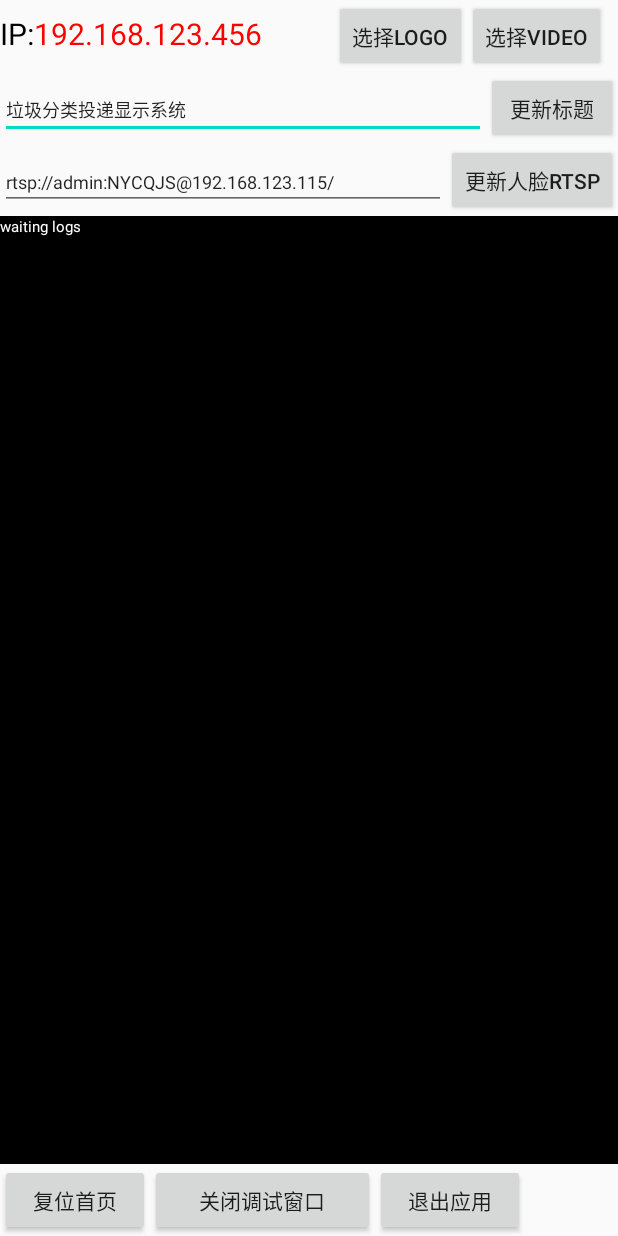
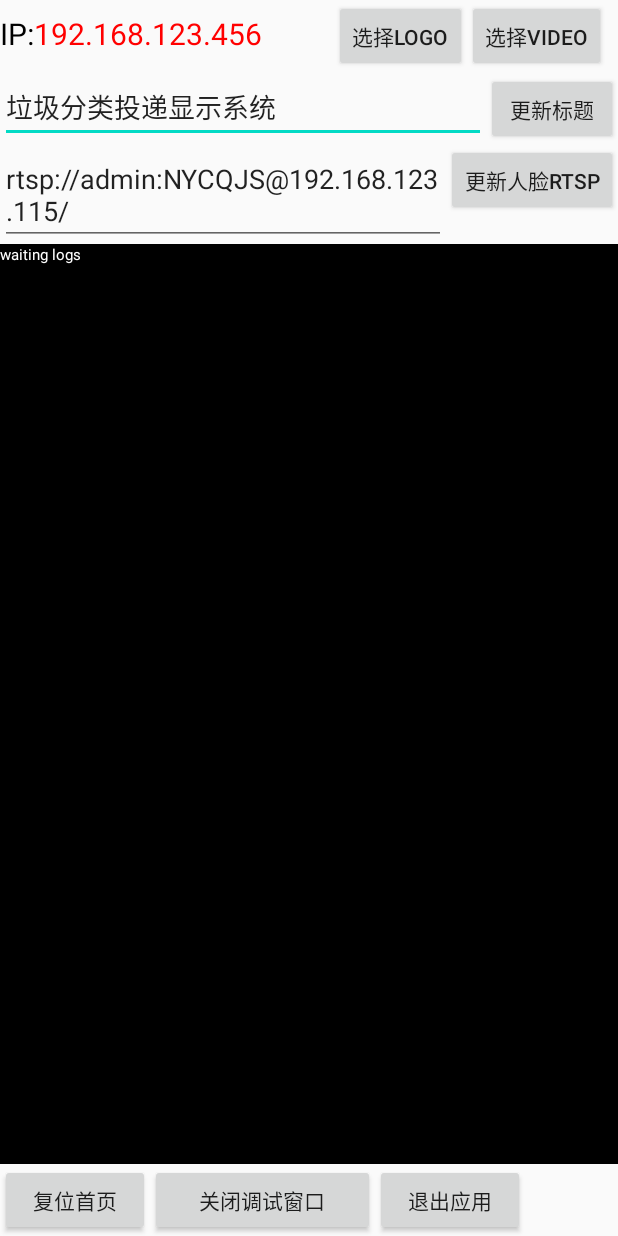
Before and after one commit to bianyunjian/ai-app, an Android app: the layout item_popup.xml on its own in the app's theme, with its tools: preview values and no code run, on a phone screen of 412 x 824 dp. Run offline under Robolectric (Android 15) with nearby library versions, the phone set to English and light mode, and no system bars.

```diff
--- a/axappdemo/app/src/main/res/layout/item_popup.xml
+++ b/axappdemo/app/src/main/res/layout/item_popup.xml
@@ -29,14 +29,12 @@
             android:id="@+id/item_popup_btn_choose_logo"
             android:layout_width="wrap_content"
             android:layout_height="wrap_content"
-
             android:text="选择logo" />
 
         <Button
             android:id="@+id/item_popup_btn_choose_video"
             android:layout_width="wrap_content"
             android:layout_height="wrap_content"
-
             android:text="选择video" />
 
     </LinearLayout>
@@ -52,7 +50,7 @@
             android:layout_height="wrap_content"
             android:layout_weight="1"
             android:text="垃圾分类投递显示系统"
-            android:textSize="12dp" />
+            android:textSize="18dp" />
 
         <Button
             android:id="@+id/item_popup_btn_change_title"
@@ -74,7 +72,7 @@
             android:layout_height="wrap_content"
             android:layout_weight="1"
             android:text="rtsp://admin:NYCQJS@192.168.123.115/"
-            android:textSize="12dp" />
+            android:textSize="18dp" />
 
         <Button
             android:id="@+id/item_popup_btn_change_ai_face_rtsp"
```
Also changed, not shown: axappdemo/app/src/main/java/com/hankutech/ax/appdemo/constant/Common.java (+10 -5 lines), axappdemo/app/src/main/java/com/hankutech/ax/appdemo/fragment/AuthFragment.java (+12 -5 lines).
